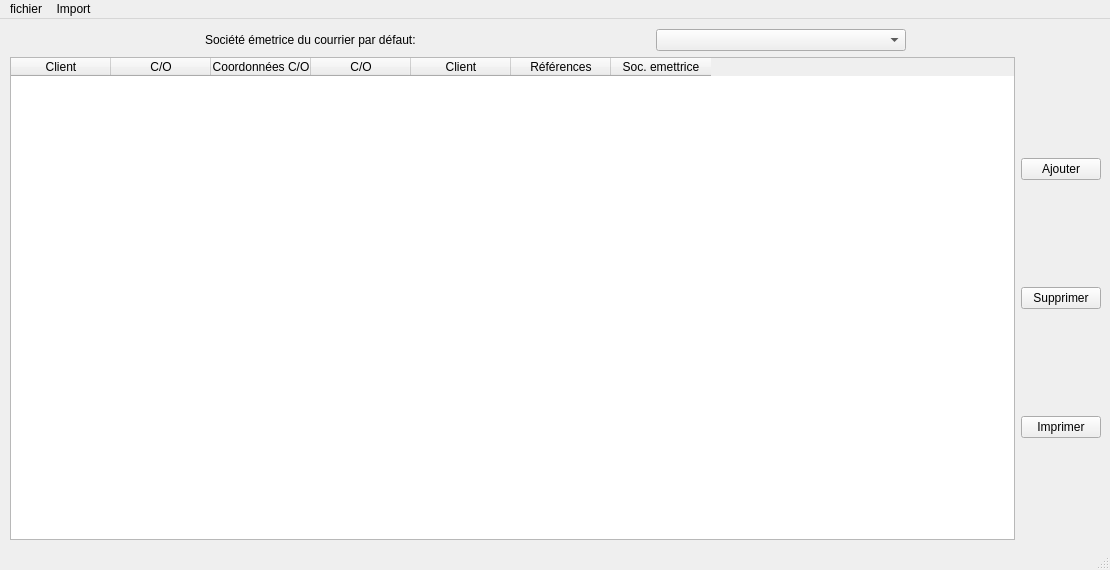
This is ui/mainwindow.ui in jphoubion/COMailPrinting as Qt 5 draws it before an edit. The edited form follows.
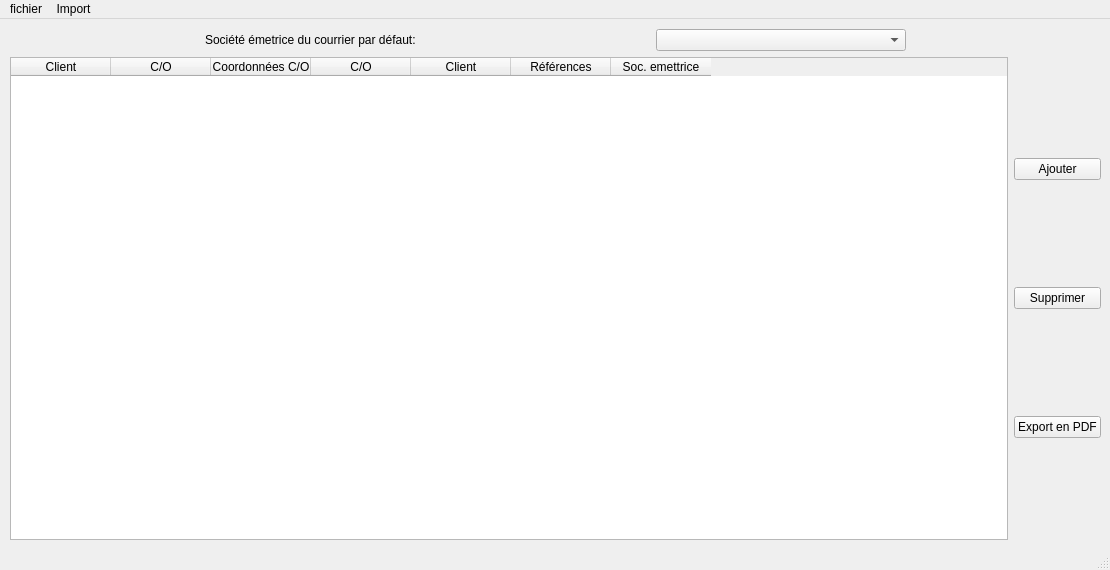
This is the edited form.

Commit message: export en PDF finalisation

Patch:
```diff
--- a/ui/mainwindow.ui
+++ b/ui/mainwindow.ui
@@ -17,7 +17,7 @@
    <string notr="true"/>
   </property>
   <widget class="QWidget" name="centralwidget">
-   <widget class="QWidget" name="">
+   <widget class="QWidget" name="layoutWidget">
     <property name="geometry">
      <rect>
       <x>10</x>
@@ -131,7 +131,7 @@
          <item>
           <widget class="QPushButton" name="btnPrint">
            <property name="text">
-            <string>Imprimer</string>
+            <string>Export en PDF</string>
            </property>
           </widget>
          </item>
```
The commit also changes 5 other files.
